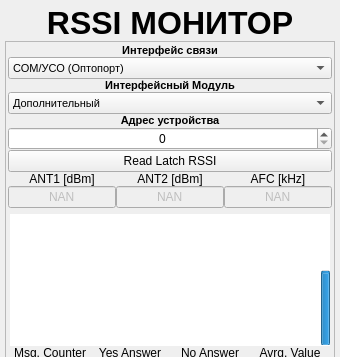
Above: ANDROID_FORMS/rssimonitor_form.ui from DavidSiegman/PLC_RF_Configurator before the change; both pictures show x 0 to 340 and y 0 to 357 of the 340 by 560 pixel window. Below: the same form after it.
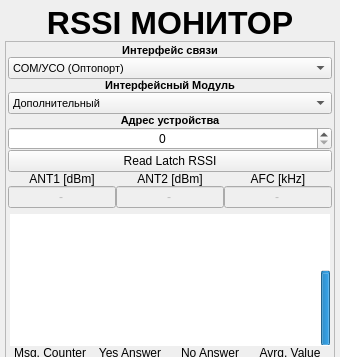
That is the form after the change. Icons and pictures are not drawn.

Diff of the .ui file:
```diff
--- a/ANDROID_FORMS/rssimonitor_form.ui
+++ b/ANDROID_FORMS/rssimonitor_form.ui
@@ -414,7 +414,7 @@
                     </font>
                    </property>
                    <property name="text">
-                    <string>NAN</string>
+                    <string>-</string>
                    </property>
                    <property name="alignment">
                     <set>Qt::AlignCenter</set>
@@ -483,7 +483,7 @@
                     </font>
                    </property>
                    <property name="text">
-                    <string>NAN</string>
+                    <string>-</string>
                    </property>
                    <property name="alignment">
                     <set>Qt::AlignCenter</set>
@@ -552,7 +552,7 @@
                     </font>
                    </property>
                    <property name="text">
-                    <string>NAN</string>
+                    <string>-</string>
                    </property>
                    <property name="alignment">
                     <set>Qt::AlignCenter</set>
```
Left out of the diff: 3 changed lines with no effect on the pictures.
